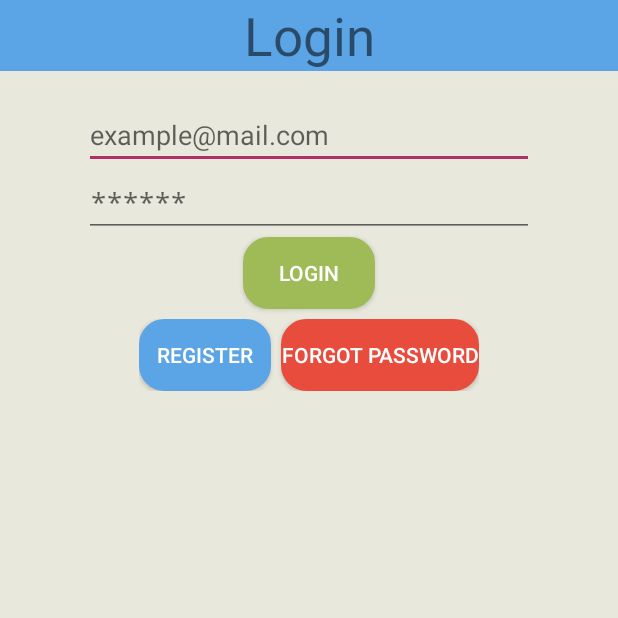
After one commit to magio-hercules/LABis-MyCL, an Android app: the LoginActivity screen opened directly, with no data from a screen before it, on a phone screen of 412 x 824 dp, the top half of it. The commit adds this screen. Run offline under Robolectric (Android 15) with nearby library versions, the phone set to English and light mode, and no system bars.

Commit message:
로그인 activity 추가
ㅋㅋ

```diff
--- a/Android/app/src/main/AndroidManifest.xml
+++ b/Android/app/src/main/AndroidManifest.xml
@@ -21,6 +21,7 @@
                 <category android:name="android.intent.category.LAUNCHER" />
             </intent-filter>
         </activity>
+        <activity android:name=".LoginActivity"></activity>
         <activity android:name=".ContentsActivity"></activity>
     </application>
 
--- /dev/null
+++ b/Android/app/src/main/java/com/labis/mycl/LoginActivity.java
@@ -0,0 +1,109 @@
+package com.labis.mycl;
+
+import android.app.Activity;
+import android.app.Dialog;
+import android.content.Intent;
+import android.content.SharedPreferences;
+import android.os.Bundle;
+import android.util.Log;
+import android.view.View;
+import android.widget.Button;
+import android.widget.EditText;
+import android.widget.Toast;
+
+//import org.apache.http.HttpEntity;
+//import org.apache.http.HttpResponse;
+//import org.apache.http.NameValuePair;
+//import org.apache.http.message.BasicNameValuePair;
+import org.json.JSONException;
+import org.json.JSONObject;
+
+import java.util.ArrayList;
+import java.util.List;
+
+
+
+public class LoginActivity extends Activity {
+    EditText email,password,res_email,code,newpass;
+    Button login,cont,cont_code,cancel,cancel1,register,forpass;
+    String emailtxt,passwordtxt,email_res_txt,code_txt,npass_txt;
+//    List<NameValuePair> params;
+    SharedPreferences pref;
+    Dialog reset;
+//    ServerRequest sr;
+
+    @Override
+    protected void onCreate(Bundle savedInstanceState) {
+        super.onCreate(savedInstanceState);
+        setContentView(R.layout.activity_login);
+//        sr = new ServerRequest();
+
+        email = (EditText)findViewById(R.id.email);
+        password = (EditText)findViewById(R.id.password);
+        login = (Button)findViewById(R.id.loginbtn);
+        register = (Button)findViewById(R.id.register);
+        forpass = (Button)findViewById(R.id.forgotpass);
+
+        pref = getSharedPreferences("AppPref", MODE_PRIVATE);
+
+        register.setOnClickListener(new View.OnClickListener() {
+            @Override
+            public void onClick(View view) {
+                Intent regactivity = new Intent(LoginActivity.this, RegisterActivity.class);
+                startActivity(regactivity);
+                finish();
+            }
+        });
+
+
+        login.setOnClickListener(new View.OnClickListener() {
+            @Override
+            public void onClick(View view) {
+                emailtxt = email.getText().toString();
+                passwordtxt = password.getText().toString();
+//                params = new ArrayList<NameValuePair>();
+//                params.add(new BasicNameValuePair("email", emailtxt));
+//                params.add(new BasicNameValuePair("password", passwordtxt));
+//                ServerRequest sr = new ServerRequest();
+//                JSONObject json = sr.getJSON("http://10.0.2.2:8080/login",params);
+
+//                if(json != null){
+//                try{
+//                String jsonstr = json.getString("response");
+//                    if(json.getBoolean("res")){
+//                        String token = json.getString("token");
+//                        String grav = json.getString("grav");
+//                        SharedPreferences.Editor edit = pref.edit();
+//                        //Storing Data using SharedPreferences
+//                        edit.putString("token", token);
+//                        edit.putString("grav", grav);
+//                        edit.commit();
+//                        Intent profactivity = new Intent(LoginActivity.this, ProfileActivity.class);
+//                        startActivity(profactivity);
+//
+//                        finish();
+//                    }
+//
+//                        Toast.makeText(getApplication(),jsonstr,Toast.LENGTH_LONG).show();
+//
+//                }catch (JSONException e) {
+//                    e.printStackTrace();
+//                }
+//                }
+
+                // TODO
+                // 로그인 기능 추가
+
+                Toast.makeText(getApplication(), "login test", Toast.LENGTH_LONG).show();
+
+                Intent i = new Intent(LoginActivity.this, ContentsActivity.class);
+                startActivity(i);
+            }
+        });
+
+    }
+
+
+
+
+}
--- /dev/null
+++ b/Android/app/src/main/res/drawable/btn_back.xml
@@ -0,0 +1,11 @@
+<?xml version="1.0" encoding="UTF-8"?>
+<shape xmlns:android="http://schemas.android.com/apk/res/android">
+    <solid android:color="#9fbb58"/>
+    <stroke android:width="3dip"
+        android:color="#9fbb58" />
+    <corners android:radius="15dip"/>
+    <padding android:left="0dip"
+        android:top="0dip"
+        android:right="0dip"
+        android:bottom="0dip" />
+</shape>
--- /dev/null
+++ b/Android/app/src/main/res/drawable/btn_blue_back.xml
@@ -0,0 +1,11 @@
+<?xml version="1.0" encoding="UTF-8"?>
+<shape xmlns:android="http://schemas.android.com/apk/res/android">
+    <solid android:color="#5ba4e5"/>
+    <stroke android:width="3dip"
+        android:color="#5ba4e5" />
+    <corners android:radius="15dip"/>
+    <padding android:left="0dip"
+        android:top="0dip"
+        android:right="0dip"
+        android:bottom="0dip" />
+</shape>
--- /dev/null
+++ b/Android/app/src/main/res/drawable/btn_red_back.xml
@@ -0,0 +1,11 @@
+<?xml version="1.0" encoding="UTF-8"?>
+<shape xmlns:android="http://schemas.android.com/apk/res/android">
+    <solid android:color="#E84C3D"/>
+    <stroke android:width="3dip"
+        android:color="#E84C3D" />
+    <corners android:radius="15dip"/>
+    <padding android:left="0dip"
+        android:top="0dip"
+        android:right="0dip"
+        android:bottom="0dip" />
+</shape>
--- /dev/null
+++ b/Android/app/src/main/res/layout/activity_login.xml
@@ -0,0 +1,74 @@
+<LinearLayout xmlns:android="http://schemas.android.com/apk/res/android"
+    xmlns:tools="http://schemas.android.com/tools"
+    android:layout_width="match_parent"
+    android:layout_height="match_parent"
+    android:background="#e9e8dd"
+    android:orientation="vertical"
+    tools:context=".LoginActivity">
+
+    <TextView
+        android:id="@+id/imageView1"
+        android:layout_width="fill_parent"
+        android:layout_height="wrap_content"
+        android:layout_gravity="center"
+        android:background="#5ba4e5"
+        android:gravity="center"
+        android:text="Login"
+        android:textSize="35dp" />
+
+    <EditText
+        android:id="@+id/email"
+        android:layout_width="300dp"
+        android:layout_height="wrap_content"
+        android:layout_gravity="center"
+        android:layout_marginTop="30px"
+        android:hint="example@mail.com" />
+
+    <EditText
+        android:id="@+id/password"
+        android:layout_width="300dp"
+        android:layout_height="wrap_content"
+        android:layout_gravity="center"
+        android:hint="******"
+        android:inputType="textPassword" />
+
+    <Button
+        android:id="@+id/loginbtn"
+        android:layout_width="wrap_content"
+        android:layout_height="wrap_content"
+        android:layout_gravity="center"
+        android:background="@drawable/btn_back"
+        android:text="Login"
+        android:textAlignment="center"
+        android:textColor="#ffffff" />
+
+    <LinearLayout
+        android:layout_width="wrap_content"
+        android:layout_height="wrap_content"
+        android:layout_gravity="center"
+        android:layout_marginTop="10px"
+        android:orientation="horizontal">
+
+        <Button
+            android:id="@+id/register"
+            android:layout_width="wrap_content"
+            android:layout_height="wrap_content"
+            android:layout_gravity="center"
+            android:background="@drawable/btn_blue_back"
+            android:text="Register"
+            android:textAlignment="center"
+            android:textColor="#ffffff" />
+
+        <Button
+            android:id="@+id/forgotpass"
+            android:layout_width="wrap_content"
+            android:layout_height="wrap_content"
+            android:layout_marginLeft="10px"
+            android:background="@drawable/btn_red_back"
+            android:text="Forgot Password"
+            android:textAlignment="center"
+            android:textColor="#ffffff" />
+    </LinearLayout>
+
+
+</LinearLayout>
```
Also changed, not shown: Android/app/src/main/java/com/labis/mycl/MainActivity.java (+8 -0 lines), Android/app/src/main/java/com/labis/mycl/RegisterActivity.java (added, +78 -0 lines), Android/app/src/main/res/layout/activity_register.xml (added, +55 -0 lines).
